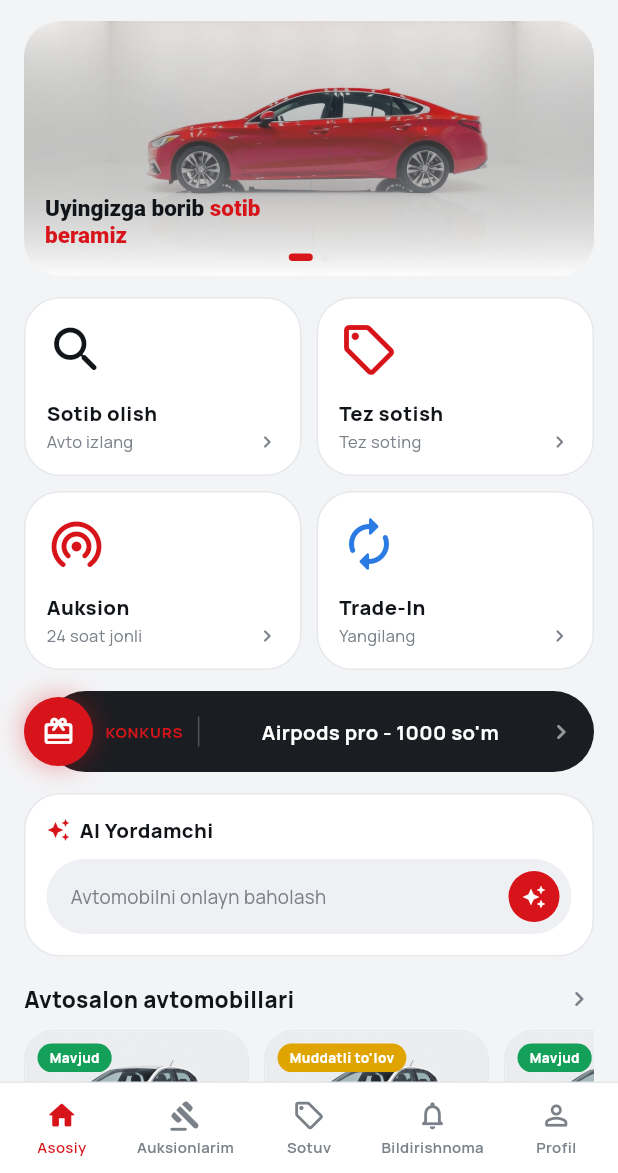
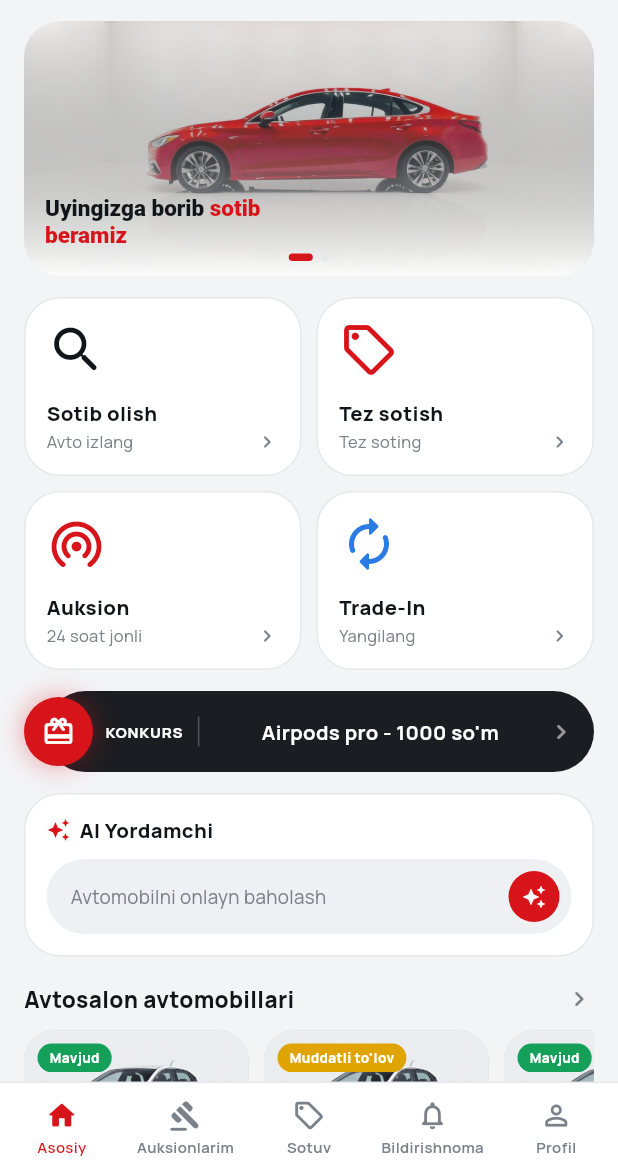
Before and after one commit to Aabdulloh2005/abozor_challenge, a Flutter app: the screen it shows after launch, on a phone screen of 412 x 824 dp, the part 63-1236 px from its top. Run offline on Flutter 3.47's test engine with Material 3 defaults, Android fonts, the phone set to English and light mode, and no system bars; our stand-ins replace equatable, flutter_bloc, google_fonts.

Commit message:
KONKURS banner matni oq rangga o'zgartirildi
Co-Authored-By: Claude Opus 5 <noreply@anthropic.com>
Claude-Session: https://claude.ai/code/session_01JFXnB5WnQxS6u9RwZuoeeF

```diff
--- a/lib/features/home/presentation/widgets/konkurs_banner.dart
+++ b/lib/features/home/presentation/widgets/konkurs_banner.dart
@@ -59,7 +59,7 @@ class _KonkursBannerState extends State<KonkursBanner> {
                 const Text(
                   'KONKURS',
                   style: TextStyle(
-                    color: AppColors.primary,
+                    color: Colors.white,
                     fontSize: 10,
                     fontWeight: FontWeight.w800,
                     letterSpacing: 0.5,
```
